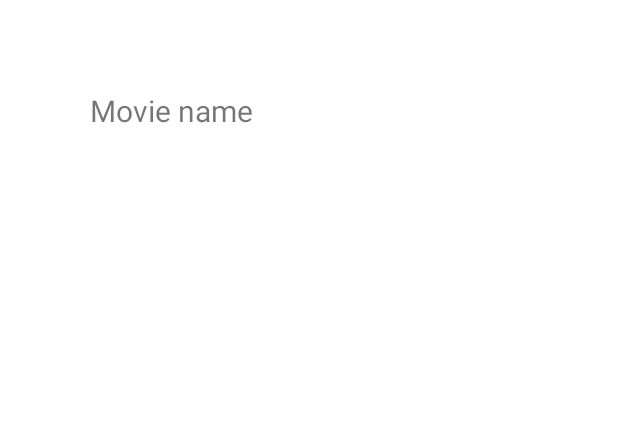
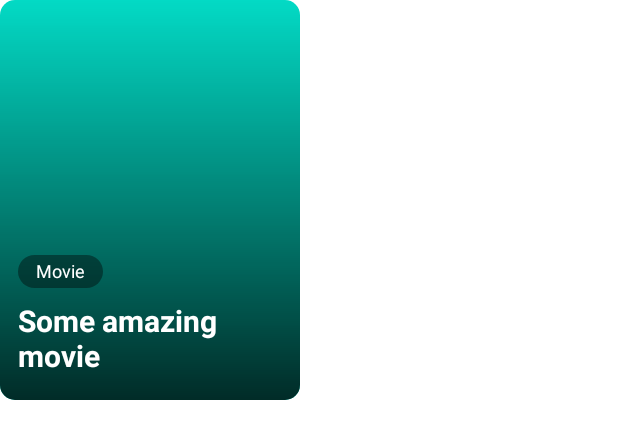
Before and after one commit to kshitijskumar/Imdb-Search, an Android app: the layout layout_single_movie_item.xml on its own in the app's theme, with its tools: preview values and no code run, on a phone screen of 412 x 824 dp. Shown: the top 439 px of the screen. Run offline under Robolectric (Android 15) with nearby library versions, the phone set to English and light mode, and no system bars.

Commit message:
search screen movie cards with ui done:

```diff
--- a/app/build.gradle
+++ b/app/build.gradle
@@ -14,6 +14,8 @@ android {
         targetSdk 31
         versionCode 1
         versionName "1.0"
+        buildConfigField 'String', 'OMDB_BASE_URL', '"https://www.omdbapi.com/"'
+        buildConfigField 'String', 'OMDB_API_KEY', '"94317f80"'
 
         testInstrumentationRunner "androidx.test.runner.AndroidJUnitRunner"
     }
@@ -75,4 +77,8 @@ dependencies {
 
     implementation "androidx.navigation:navigation-fragment-ktx:$nav_version"
     implementation "androidx.navigation:navigation-ui-ktx:$nav_version"
+
+    //glide
+    implementation 'com.github.bumptech.glide:glide:4.12.0'
+    annotationProcessor 'com.github.bumptech.glide:compiler:4.12.0'
 }
--- a/app/src/main/java/com/example/imdbsearch/domain/network/MoviesApiService.kt
+++ b/app/src/main/java/com/example/imdbsearch/domain/network/MoviesApiService.kt
@@ -1,8 +1,8 @@
 package com.example.imdbsearch.domain.network
 
+import com.example.imdbsearch.BuildConfig
 import com.example.imdbsearch.domain.models.MovieDetailsResponse
 import com.example.imdbsearch.domain.models.MoviesSearchResultResponse
-import com.example.imdbsearch.utils.NetworkConstants
 import retrofit2.Response
 import retrofit2.http.GET
 import retrofit2.http.Query
@@ -10,7 +10,7 @@ import retrofit2.http.Query
 interface MoviesApiService {
 
     companion object {
-        private const val API_KEY_PARAM = "?apikey=${NetworkConstants.OMDB_API_KEY}"
+        private const val API_KEY_PARAM = "?apikey=${BuildConfig.OMDB_API_KEY}"
     }
 
     @GET(API_KEY_PARAM)
--- /dev/null
+++ b/app/src/main/res/drawable/bg_bottom_gradient.xml
@@ -0,0 +1,8 @@
+<?xml version="1.0" encoding="utf-8"?>
+<shape android:shape="rectangle" xmlns:android="http://schemas.android.com/apk/res/android">
+
+    <gradient
+        android:startColor="#CC000000"
+        android:angle="90"/>
+
+</shape>
--- /dev/null
+++ b/app/src/main/res/drawable/bg_translucent_black_pill.xml
@@ -0,0 +1,7 @@
+<?xml version="1.0" encoding="utf-8"?>
+<shape android:shape="rectangle" xmlns:android="http://schemas.android.com/apk/res/android">
+
+    <solid android:color="#66000000"/>
+    <corners android:radius="100dp"/>
+
+</shape>
--- a/app/src/main/res/layout/fragment_movie_details.xml
+++ b/app/src/main/res/layout/fragment_movie_details.xml
@@ -9,5 +9,7 @@
         android:layout_width="match_parent"
         android:layout_height="match_parent">
 
+
+
     </androidx.constraintlayout.widget.ConstraintLayout>
 </layout>
--- a/app/src/main/res/layout/fragment_movies_search.xml
+++ b/app/src/main/res/layout/fragment_movies_search.xml
@@ -27,7 +27,10 @@
             android:layout_width="match_parent"
             android:layout_height="0dp"
             app:layout_constraintTop_toBottomOf="@id/et_search"
-            app:layout_constraintBottom_toBottomOf="parent"/>
+            app:layout_constraintBottom_toBottomOf="parent"
+            android:paddingHorizontal="8dp"
+            android:paddingVertical="12dp"
+            android:clipToPadding="false"/>
 
         <ProgressBar
             android:id="@+id/progressBar"
--- a/app/src/main/res/layout/layout_single_movie_item.xml
+++ b/app/src/main/res/layout/layout_single_movie_item.xml
@@ -1,22 +1,78 @@
 <?xml version="1.0" encoding="utf-8"?>
 <layout xmlns:android="http://schemas.android.com/apk/res/android"
-    xmlns:tools="http://schemas.android.com/tools">
+    xmlns:tools="http://schemas.android.com/tools"
+    xmlns:app="http://schemas.android.com/apk/res-auto">
 
     <data>
+        <variable
+            name="vm"
+            type="com.example.imdbsearch.ui.features.searchmovies.SingleMovieItemVm" />
+    </data>
 
-    </data>
+    <androidx.cardview.widget.CardView
+        android:layout_width="200dp"
+        android:layout_height="wrap_content"
+        app:cardCornerRadius="10dp"
+        app:cardElevation="0dp"
+        android:onClick="@{() -> vm.onMovieClicked()}">
 
         <androidx.constraintlayout.widget.ConstraintLayout
             android:layout_width="match_parent"
-        android:layout_height="wrap_content"
-        android:padding="60dp">
+            android:layout_height="wrap_content">
+
+            <ImageView
+                android:id="@+id/iv_poster"
+                android:layout_width="match_parent"
+                android:layout_height="0dp"
+                app:layout_constraintDimensionRatio="3:4"
+                app:layout_constraintTop_toTopOf="parent"
+                app:layout_constraintStart_toStartOf="parent"
+                tools:src="@color/teal_200"
+                android:scaleType="centerCrop"
+                app:loadImageUrl="@{vm.movie.poster}"
+                app:placeholder="@{vm.randomColorPlaceholder}"
+                android:contentDescription="@{@string/poster_description(vm.movie.title)}" />
+
+            <View
+                android:layout_width="0dp"
+                android:layout_height="0dp"
+                app:layout_constraintTop_toTopOf="@id/iv_poster"
+                app:layout_constraintBottom_toBottomOf="@id/iv_poster"
+                app:layout_constraintStart_toStartOf="@id/iv_poster"
+                app:layout_constraintEnd_toEndOf="@id/iv_poster"
+                android:background="@drawable/bg_bottom_gradient"/>
 
             <TextView
                 android:id="@+id/tv_title"
+                android:layout_width="0dp"
+                android:layout_height="wrap_content"
+                app:layout_constraintBottom_toBottomOf="parent"
+                app:layout_constraintStart_toStartOf="parent"
+                app:layout_constraintEnd_toEndOf="parent"
+                tools:text="Some amazing movie"
+                android:textSize="20sp"
+                android:layout_marginHorizontal="12dp"
+                android:layout_marginBottom="16dp"
+                android:textStyle="bold"
+                android:textColor="@color/white"
+                android:text="@{vm.movie.title}"/>
+
+            <TextView
+                android:id="@+id/tv_type"
                 android:layout_width="wrap_content"
                 android:layout_height="wrap_content"
-            tools:text="Movie name"
-            android:textSize="20sp"/>
+                app:layout_constraintBottom_toTopOf="@id/tv_title"
+                app:layout_constraintStart_toStartOf="@id/tv_title"
+                tools:text="Movie"
+                android:paddingHorizontal="12dp"
+                android:paddingVertical="4dp"
+                android:textSize="12sp"
+                android:layout_marginBottom="8dp"
+                android:textColor="@color/white"
+                android:includeFontPadding="false"
+                android:background="@drawable/bg_translucent_black_pill"
+                android:text="@{vm.movie.type}"/>
 
         </androidx.constraintlayout.widget.ConstraintLayout>
+    </androidx.cardview.widget.CardView>
 </layout>
--- a/app/src/main/res/values/strings.xml
+++ b/app/src/main/res/values/strings.xml
@@ -1,3 +1,5 @@
 <resources>
     <string name="app_name">Imdb Search</string>
+
+    <string name="poster_description">Movie poster for %1$s</string>
 </resources>
```
Also changed, not shown: app/src/main/java/com/example/imdbsearch/di/AppMainModule.kt (+2 -6 lines), app/src/main/java/com/example/imdbsearch/ui/features/moviedetails/MovieDetailsFragment.kt (+33 -0 lines), app/src/main/java/com/example/imdbsearch/ui/features/searchmovies/MoviesSearchAdapter.kt (+13 -2 lines), app/src/main/java/com/example/imdbsearch/ui/features/searchmovies/MoviesSearchFragment.kt (+13 -0 lines), app/src/main/java/com/example/imdbsearch/ui/features/searchmovies/SingleMovieItemVm.kt (added, +41 -0 lines), app/src/main/java/com/example/imdbsearch/utils/NetworkConstants.kt (deleted, +0 -7 lines), app/src/main/java/com/example/imdbsearch/utils/Utils.kt (added, +18 -0 lines), app/src/main/res/values/colors.xml (+7 -0 lines). Lines whose indentation alone changed are shown as unchanged.
